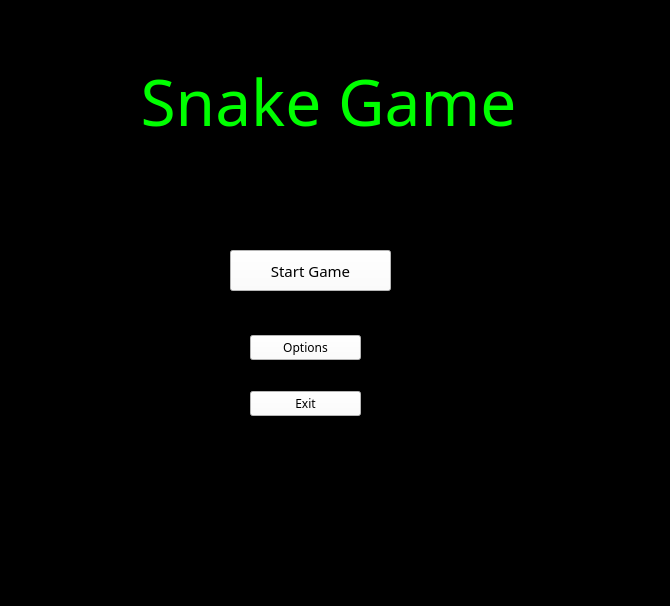
The window that SnakeGame/mainwindow.ui (menellialex/SnakeGame) describes before a commit, drawn with Qt 5.
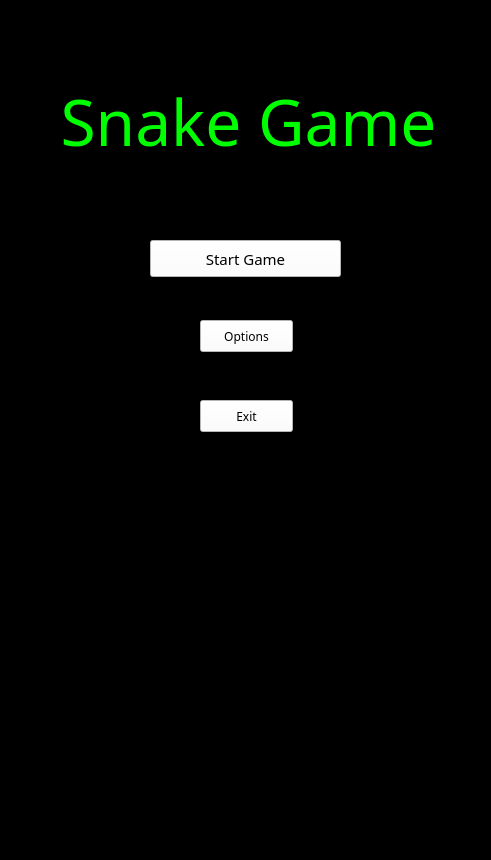
The same window after the commit.

Commit message: Finished UI and button linking except for options saving

Patch:
```diff
--- a/SnakeGame/mainwindow.ui
+++ b/SnakeGame/mainwindow.ui
@@ -6,8 +6,8 @@
    <rect>
     <x>0</x>
     <y>0</y>
-    <width>670</width>
-    <height>606</height>
+    <width>491</width>
+    <height>860</height>
    </rect>
   </property>
   <property name="font">
@@ -57,10 +57,10 @@
    <widget class="QPushButton" name="startButton">
     <property name="geometry">
      <rect>
-      <x>230</x>
-      <y>250</y>
-      <width>161</width>
-      <height>41</height>
+      <x>150</x>
+      <y>240</y>
+      <width>191</width>
+      <height>37</height>
      </rect>
     </property>
     <property name="font">
@@ -79,53 +79,11 @@
      <bool>false</bool>
     </property>
    </widget>
-   <widget class="QWidget" name="layoutWidget">
-    <property name="geometry">
-     <rect>
-      <x>250</x>
-      <y>310</y>
-      <width>111</width>
-      <height>131</height>
-     </rect>
-    </property>
-    <layout class="QVBoxLayout" name="verticalLayout">
-     <item>
-      <widget class="QPushButton" name="optionsButton">
-       <property name="font">
-        <font>
-         <family>Titillium Web</family>
-        </font>
-       </property>
-       <property name="styleSheet">
-        <string notr="true">background-color: rgb(255, 255, 255);</string>
-       </property>
-       <property name="text">
-        <string>Options</string>
-       </property>
-      </widget>
-     </item>
-     <item>
-      <widget class="QPushButton" name="exitButton">
-       <property name="font">
-        <font>
-         <family>Titillium Web</family>
-        </font>
-       </property>
-       <property name="styleSheet">
-        <string notr="true">background-color: rgb(255, 255, 255);</string>
-       </property>
-       <property name="text">
-        <string>Exit</string>
-       </property>
-      </widget>
-     </item>
-    </layout>
-   </widget>
    <widget class="QLabel" name="label">
     <property name="geometry">
      <rect>
-      <x>120</x>
-      <y>40</y>
+      <x>40</x>
+      <y>60</y>
       <width>417</width>
       <height>122</height>
      </rect>
@@ -155,6 +113,48 @@
      <set>Qt::AlignCenter</set>
     </property>
    </widget>
+   <widget class="QPushButton" name="optionsButton">
+    <property name="geometry">
+     <rect>
+      <x>200</x>
+      <y>320</y>
+      <width>93</width>
+      <height>32</height>
+     </rect>
+    </property>
+    <property name="font">
+     <font>
+      <family>Titillium Web</family>
+     </font>
+    </property>
+    <property name="styleSheet">
+     <string notr="true">background-color: rgb(255, 255, 255);</string>
+    </property>
+    <property name="text">
+     <string>Options</string>
+    </property>
+   </widget>
+   <widget class="QPushButton" name="exitButton">
+    <property name="geometry">
+     <rect>
+      <x>200</x>
+      <y>400</y>
+      <width>93</width>
+      <height>32</height>
+     </rect>
+    </property>
+    <property name="font">
+     <font>
+      <family>Titillium Web</family>
+     </font>
+    </property>
+    <property name="styleSheet">
+     <string notr="true">background-color: rgb(255, 255, 255);</string>
+    </property>
+    <property name="text">
+     <string>Exit</string>
+    </property>
+   </widget>
   </widget>
   <widget class="QMenuBar" name="menubar">
    <property name="geometry">
```
Left out of the diff: 4 changed lines with no effect on the pictures. The commit also changes 12 other files.
